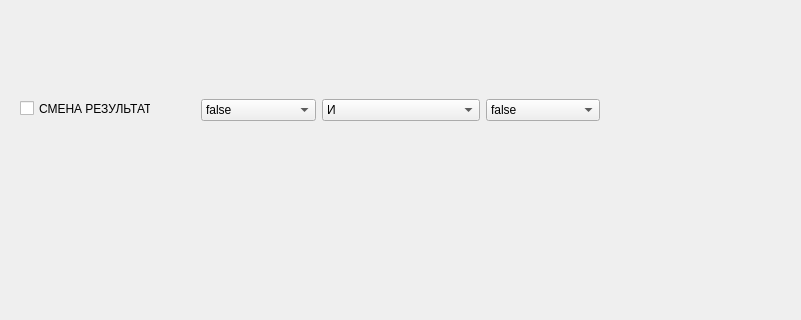
PikDan/Cpp_practice, file laba_2/widget.ui: the form before one commit; both pictures show x 0 to 801 and y 0 to 320 of the 903 by 520 pixel window.
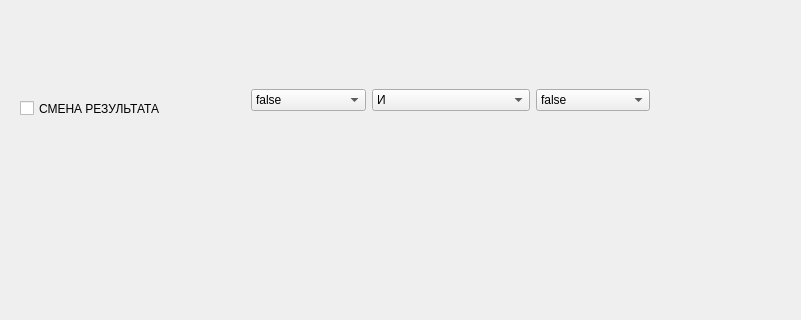
The form after the commit.

Patch:
```diff
--- a/laba_2/widget.ui
+++ b/laba_2/widget.ui
@@ -42,8 +42,8 @@
   <widget class="QWidget" name="horizontalLayoutWidget">
    <property name="geometry">
     <rect>
-     <x>190</x>
-     <y>70</y>
+     <x>240</x>
+     <y>60</y>
      <width>421</width>
      <height>80</height>
     </rect>
@@ -118,7 +118,7 @@
     <rect>
      <x>20</x>
      <y>100</y>
-     <width>131</width>
+     <width>191</width>
      <height>17</height>
     </rect>
    </property>
```
